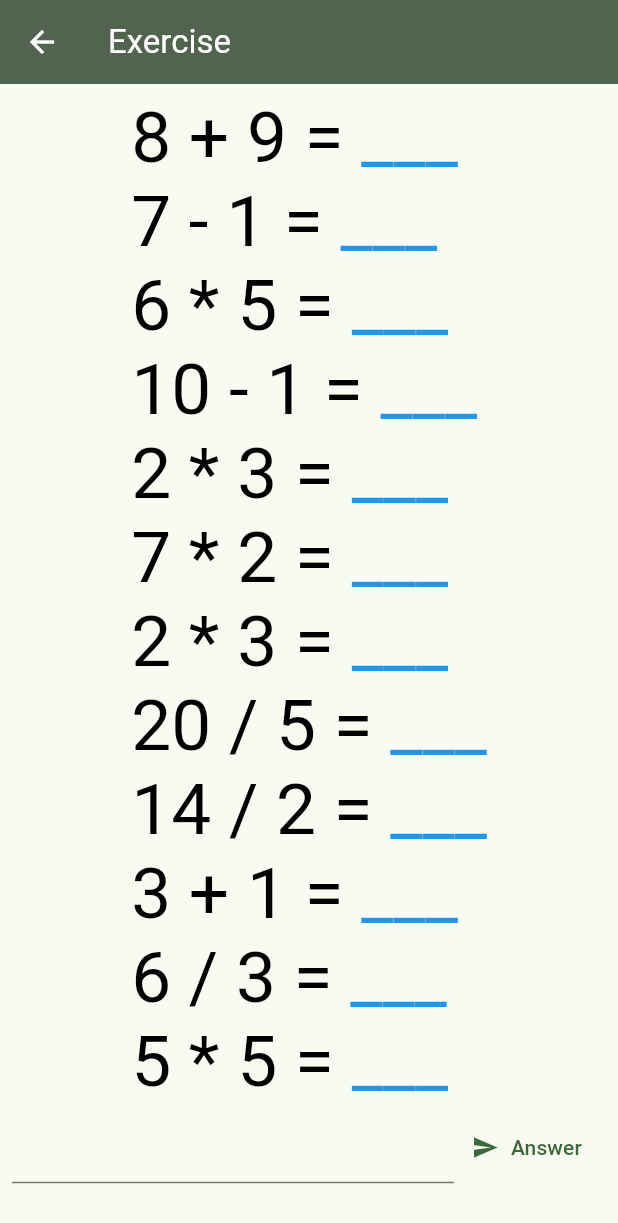
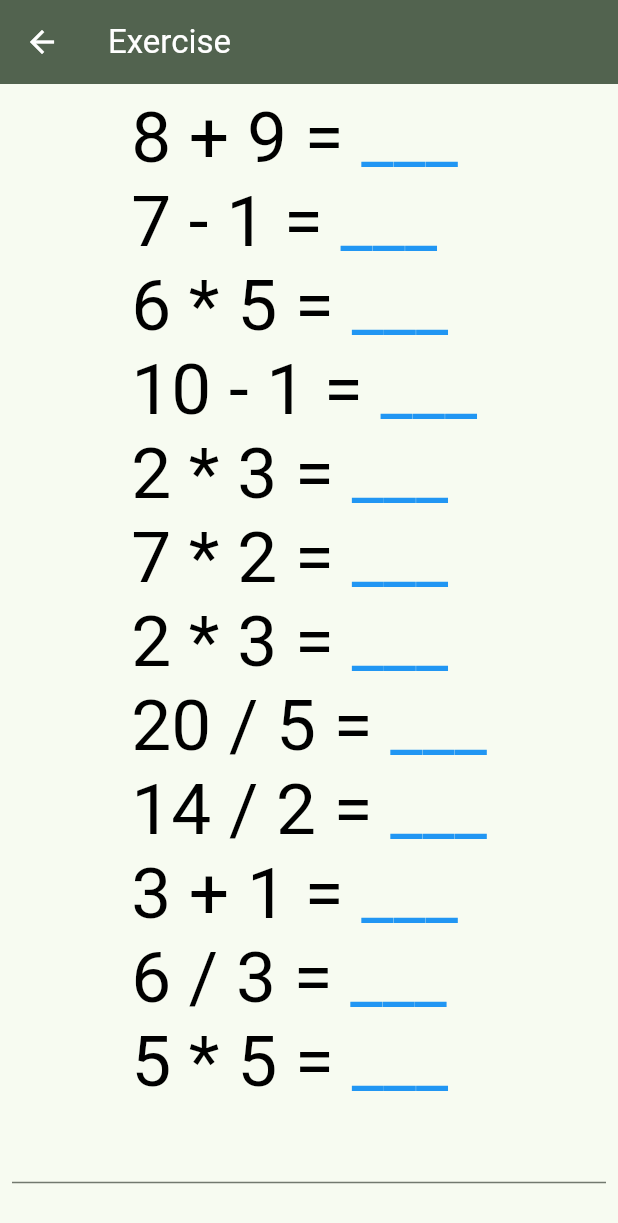
Before and after one commit to loloof64/Hurry-Math, a Flutter app: the screen it shows after launch, after a tap on "New simple exercise", on a phone screen of 412 x 824 dp. Shown: the top 1223 px of the screen. Run offline on Flutter 3.47's test engine with Material 2 defaults, Android fonts, the phone set to English and light mode, and no system bars; our stand-ins replace flutter_riverpod.

Commit message:
removed send button

```diff
--- a/lib/screens/exercise.dart
+++ b/lib/screens/exercise.dart
@@ -80,11 +80,6 @@ class _ExerciseScreenState extends ConsumerState<ExerciseScreen> {
                             ),
                           ),
                         ),
-                        TextButton.icon(
-                          onPressed: _answerQuestion,
-                          icon: const Icon(Icons.send),
-                          label: const Text('Answer'),
-                        ),
                       ],
                     ),
                   )
```
